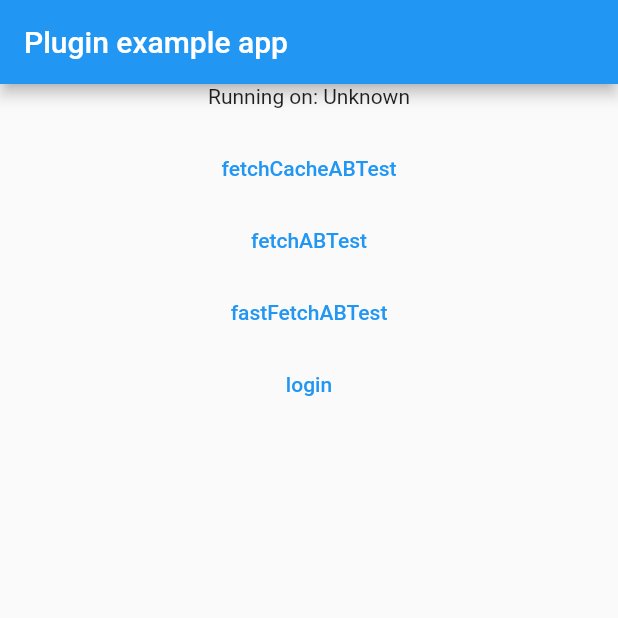
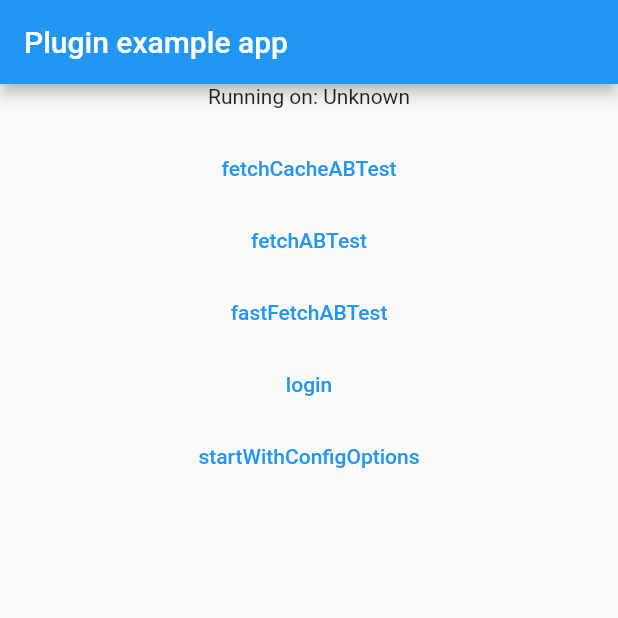
Before and after one commit to sensorsdata/abtesting_sdk_flutter, a Flutter app: the screen it shows after launch, on a phone screen of 412 x 824 dp, the top half of it. Run offline on Flutter 3.47's test engine with Material 2 defaults, Android fonts, the phone set to English and light mode, and no system bars; missing offline and left inert: sensors_analytics_flutter_plugin.

Commit message:
Release 0.0.2

```diff
--- a/example/lib/main.dart
+++ b/example/lib/main.dart
@@ -37,22 +37,30 @@ class _MyAppState extends State<MyApp> {
               child: Text("fetchCacheABTest")),
           TextButton(
               onPressed: () async {
-                Map<String, dynamic>? result = await SensorsABTest.fetchABTest("int", {}, 3111);
+                Map<String, dynamic>? result =
+                    await SensorsABTest.fetchABTest("int", {}, 3111);
                 print("fetchABTest result is===$result");
               },
               child: Text("fetchABTest")),
           TextButton(
               onPressed: () async {
-                Map<String, dynamic>? result = await SensorsABTest.fastFetchABTest("int", {});
+                Map<String, dynamic>? result =
+                    await SensorsABTest.fastFetchABTest("int", {});
                 print("fastFetchABTest result is===$result");
               },
               child: Text("fastFetchABTest")),
           TextButton(
               onPressed: () async {
-                  SensorsAnalyticsFlutterPlugin.login("xiaoming-123123");
-                  print("login=====");
+                SensorsAnalyticsFlutterPlugin.login("xiaoming-123123");
+                print("login=====");
               },
               child: Text("login")),
+          TextButton(
+              onPressed: () async {
+                SensorsABTest.startWithConfigOptions("http://abtesting.saas.debugbox.sensorsdata.cn/api/v2/abtest/online/results?project-key=438B9364C98D54371751BA82F6484A1A03A5155E");
+                print("startWithConfigOptions=====");
+              },
+              child: Text("startWithConfigOptions")),
         ])),
       ),
     );
--- a/lib/abtesting_sdk_flutter.dart
+++ b/lib/abtesting_sdk_flutter.dart
@@ -7,11 +7,13 @@ class SensorsABTest {
   static const MethodChannel _channel = const MethodChannel('sa_abtesting_sdk');
   static const int TIMEOUT_REQUEST = 30 * 1000;
 
-  // ///初始化 A/B Testing，在此之前请确保先初始化神策分析 SDK [参考文档](https://manual.sensorsdata.cn/sa/latest/tech_sdk_client_android_basic-17563982.html)。
-  // ///[url] 为服务器地址
-  // static void startWithConfigOptions(String url){
-  //   _channel.invokeMethod("startWithConfigOptions", url);
-  // }
+  ///初始化 A/B Testing，在此之前请确保先初始化神策分析 SDK：
+  ///[Android 参考文档](https://manual.sensorsdata.cn/sa/latest/tech_sdk_client_android_basic-17563982.html)，
+  ///[iOS 参考文档](https://manual.sensorsdata.cn/sa/latest/tech_sdk_client_ios_use-27724338.html)。
+  ///[url] 为服务器地址
+  static void startWithConfigOptions(String url){
+    _channel.invokeMethod("startWithConfigOptions", url);
+  }
 
   /// 从缓存中获取试验结果。[paramName] 是参数名称，[defaultValue] 是对应参数的默认值，
   /// 泛型 [T] 的支持类型包括：[int]、[String]、[bool] 和代表 JSON 的 [Map<String,dynamic>] 类型。
--- a/pubspec.yaml
+++ b/pubspec.yaml
@@ -1,6 +1,6 @@
 name: abtesting_sdk_flutter
 description: A/B Testing Flutter Plugin
-version: 0.0.1
+version: 0.0.2
 homepage: http://github.com/sensorsdata/abtesting_sdk_flutter
 
 environment:
```
Also changed, not shown: example/pubspec.lock, 9 other files.
